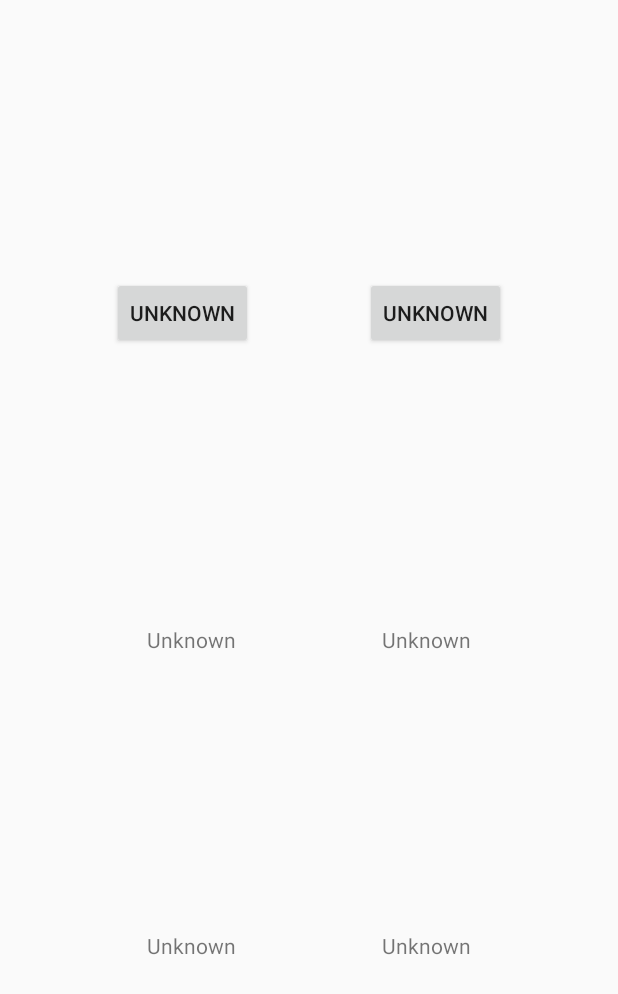
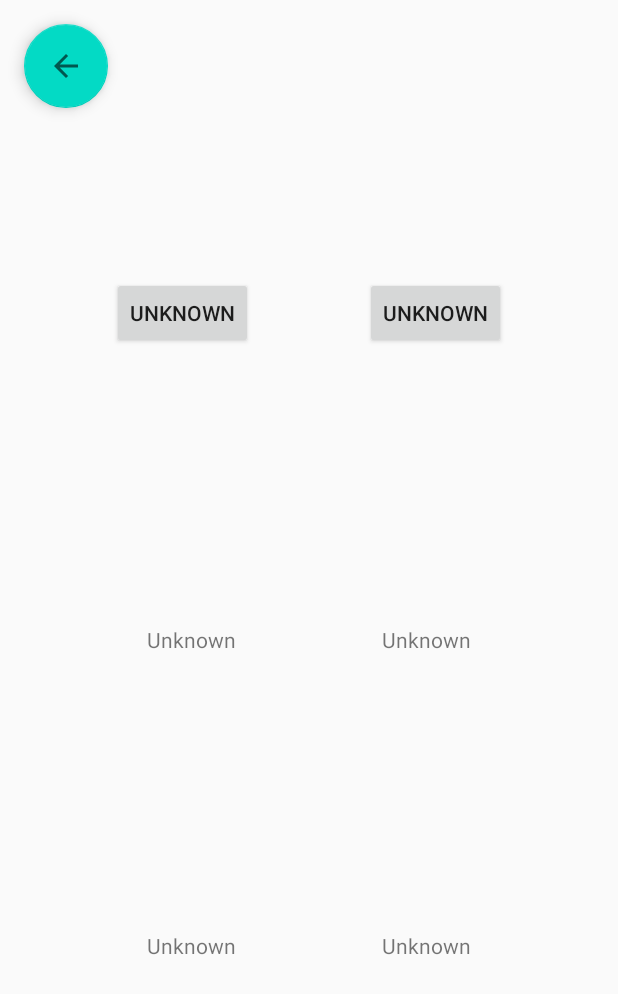
Before and after one commit to UNIZAR-30226-2021-11/Guinyote_app, an Android app: the layout activity_seleccion_equipo.xml on its own in the app's theme, with its tools: preview values and no code run, on a phone screen of 412 x 824 dp. Shown: the top 994 px of the screen. Run offline under Robolectric (Android 15) with nearby library versions, the phone set to English and light mode, and no system bars.

Commit message:
Introducción de la pantalla de Selección de equipo en la navegación de la App
Falta integración con el backend (necesidad de método en el clienteJWT e integración del mismo).

```diff
--- a/app/src/main/AndroidManifest.xml
+++ b/app/src/main/AndroidManifest.xml
@@ -14,9 +14,11 @@
         android:roundIcon="@mipmap/ic_launcher_round"
         android:supportsRtl="true"
         android:theme="@style/AppTheme">
-        <activity android:name=".ui.SeleccionEquipoActivity" />
         <activity
             android:name=".ui.ListadoPartidasActivity"
+            android:screenOrientation="landscape"
+            android:theme="@style/AppTheme.NoActionBar" />
+        <activity android:name=".ui.SeleccionEquipoActivity"
             android:screenOrientation="landscape"
             android:theme="@style/AppTheme.NoActionBar" />
         <activity android:name=".ui.HistoryActivity" />
--- a/app/src/main/java/manyosoft/guinyote/util/GuinyoteClienteJWT.java
+++ b/app/src/main/java/manyosoft/guinyote/util/GuinyoteClienteJWT.java
@@ -178,13 +178,15 @@ public class GuinyoteClienteJWT implements Serializable {
         // Espera síncrona
         JsonObject partidasJSON = Ion.with(context)
                 .load("GET",HOST+GET_PUBLICAS)
-                .setHeader("Authorization", getToken())  // Token de autorización
+                .setHeader("Authorization", getTokenTesting())  // Token de autorización
                 .asJsonObject()
                 .get();
 
         Log.d("Mensaje Partidas Recibido",partidasJSON.toString());
 
         JsonArray partidasJSONArray = partidasJSON.getAsJsonArray("games");
+        if(partidasJSONArray == null) return partidasRecuperadas;
+        else    {
             for(JsonElement par : partidasJSONArray)  {
                 JsonObject parObj = par.getAsJsonObject();
                 partidasRecuperadas.add(
@@ -199,6 +201,7 @@ public class GuinyoteClienteJWT implements Serializable {
             }
             // Devuelve el listado de partidas publicas recuperadas del backend
             return partidasRecuperadas;
+        }
     }
 
     public Partida createAndJoinGame(Context context, Integer userID) throws ExecutionException, InterruptedException {
--- a/app/src/main/res/layout/activity_main.xml
+++ b/app/src/main/res/layout/activity_main.xml
@@ -15,7 +15,8 @@
         android:layout_height="wrap_content"
         android:layout_gravity="top|start"
         android:layout_margin="@dimen/fab_margin"
-        app:srcCompat="?attr/homeAsUpIndicator" />
+        app:srcCompat="?attr/homeAsUpIndicator"
+        android:contentDescription="@string/back_button_description" />
 
     <com.google.android.material.floatingactionbutton.FloatingActionButton
         android:id="@+id/fab"
@@ -23,6 +24,7 @@
         android:layout_height="wrap_content"
         android:layout_gravity="bottom|start"
         android:layout_margin="@dimen/fab_margin"
-        app:srcCompat="@android:drawable/ic_menu_preferences" />
+        app:srcCompat="@android:drawable/ic_menu_preferences"
+        android:contentDescription="@string/settings_button_description" />
 
 </androidx.coordinatorlayout.widget.CoordinatorLayout>
--- a/app/src/main/res/layout/activity_seleccion_equipo.xml
+++ b/app/src/main/res/layout/activity_seleccion_equipo.xml
@@ -5,6 +5,18 @@
     android:layout_width="match_parent"
     android:layout_height="match_parent"
     tools:context=".ui.SeleccionEquipoActivity">
+
+    <!-- Boton de retroceso -->
+    <com.google.android.material.floatingactionbutton.FloatingActionButton
+        android:id="@+id/back"
+        android:layout_width="wrap_content"
+        android:layout_height="wrap_content"
+        android:layout_gravity="top|start"
+        android:layout_margin="@dimen/fab_margin"
+        app:srcCompat="?attr/homeAsUpIndicator"
+        app:layout_constraintStart_toStartOf="parent"
+        app:layout_constraintTop_toTopOf="parent"
+        android:contentDescription="@string/back_button_description" />
 
     <Button
         android:id="@+id/buttonTeam1"
--- a/app/src/main/res/values/strings.xml
+++ b/app/src/main/res/values/strings.xml
@@ -40,6 +40,8 @@
     <!-- LISTADO PARTIDAS -->
     <string name="introduccir_codigo">Introduza el código de la partida</string>
     <string name="buscar_partida">Buscar</string>
+    <string name="back_button_description">Back button</string>
+    <string name="settings_button_description">Preferencias</string>
 
 
 </resources>
```
Also changed, not shown: app/src/main/java/manyosoft/guinyote/ui/ListadoPartidasActivity.java (+7 -3 lines), app/src/main/java/manyosoft/guinyote/ui/SeleccionEquipoActivity.java (+20 -0 lines). Lines whose indentation alone changed are shown as unchanged.
